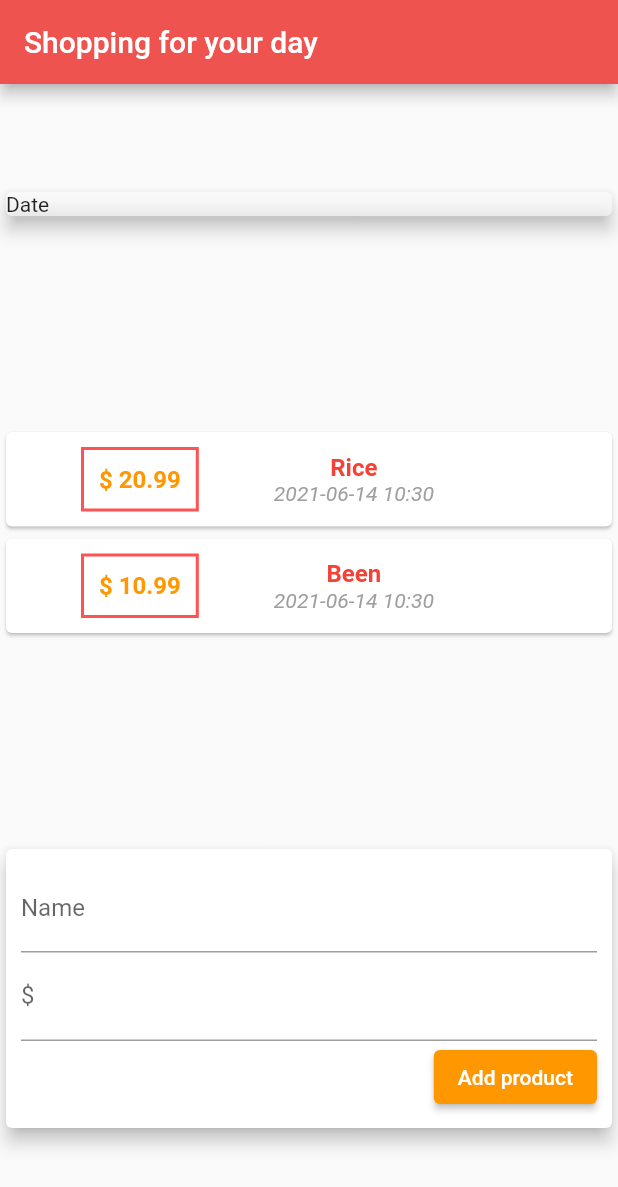
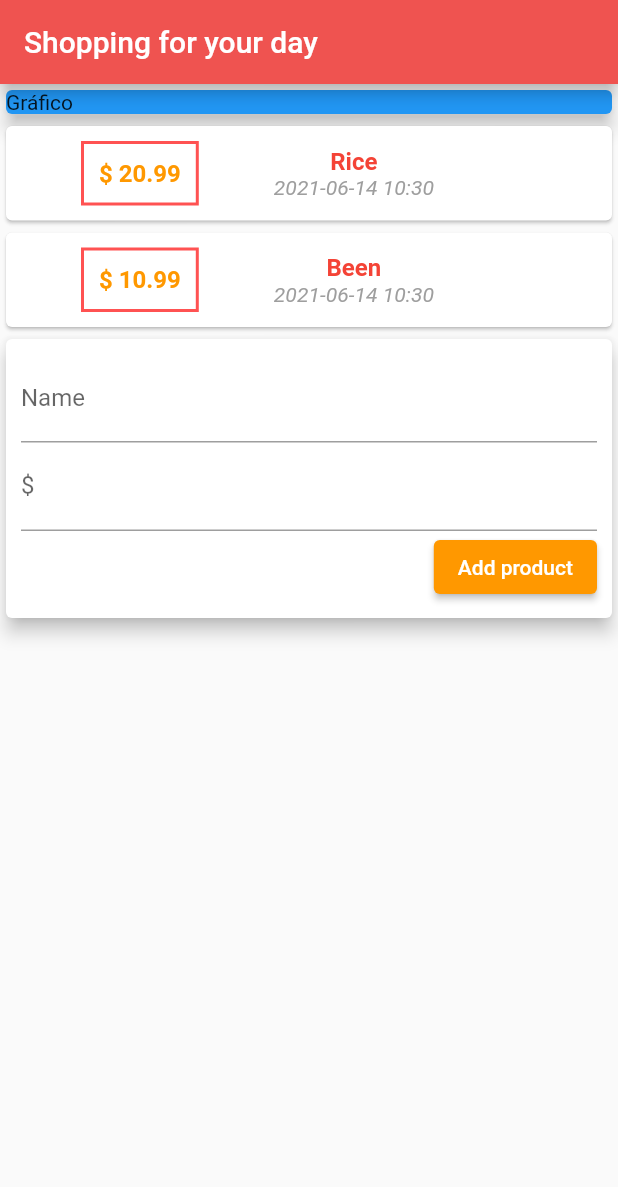
Before and after one commit to Daniel-Fonseca-da-Silva/Project-Supermarket, a Flutter app: the screen it shows after launch, on a phone screen of 412 x 824 dp. Shown: the top 1187 px of the screen. Run offline on Flutter 3.47's test engine with Material 2 defaults, Android fonts, the phone set to English and light mode, and no system bars.

Commit message:
Refactored the main and created the folder components with files tran…

```diff
--- /dev/null
+++ b/lib/components/transaction_form.dart
@@ -0,0 +1,38 @@
+import 'package:flutter/material.dart';
+
+class TransactionForm extends StatelessWidget {
+
+  // Variables
+  final nameController = TextEditingController();
+  final priceController = TextEditingController();
+
+  @override
+  Widget build(BuildContext context) {
+    return Card(
+      elevation: 5,
+      child: Padding(
+          padding: const EdgeInsets.all(10),
+          child: Column(
+            children: [
+              TextField(
+                  controller: nameController,
+                  decoration: InputDecoration(labelText: 'Name')),
+              TextField(
+                  controller: priceController,
+                  decoration: InputDecoration(labelText: '\$')),
+              Row(mainAxisAlignment: MainAxisAlignment.end, children: [
+                ElevatedButton(
+                    child: Text('Add product'),
+                    style: ElevatedButton.styleFrom(
+                      primary: Colors.orange,
+                    ),
+                    onPressed: () {
+                      print(nameController.text);
+                      print(priceController.text);
+                    })
+              ])
+            ]
+          ))
+    );
+  }
+}
--- /dev/null
+++ b/lib/components/transaction_list.dart
@@ -0,0 +1,52 @@
+import 'package:flutter/material.dart';
+import '../models/transaction.dart';
+
+class TransactionList extends StatelessWidget {
+
+  // Variables
+  final List<Transaction> transactions;
+
+  // Constructor
+  TransactionList(this.transactions);
+
+  @override
+  Widget build(BuildContext context) {
+    return Column(
+      children: transactions.map((tr) {
+        // Convert transaction to map
+        return Card(
+            child: Row(children: [
+          Container(
+            margin: EdgeInsets.symmetric(horizontal: 50, vertical: 10),
+            decoration: BoxDecoration(
+                border: Border.all(color: Colors.redAccent, width: 2)),
+            padding: EdgeInsets.all(10),
+            child: Text('\$ ${tr.price.toStringAsFixed(2)}',
+                style: TextStyle(
+                    fontWeight: FontWeight.bold,
+                    fontSize: 16,
+                    color: Colors.orange)),
+          ),
+          Column(
+            children: [
+              Text(
+                tr.name,
+                style: TextStyle(
+                    fontWeight: FontWeight.bold,
+                    fontSize: 16,
+                    color: Colors.red),
+              ),
+              Text(
+                tr.date.toString().substring(0, 16),
+                style: TextStyle(
+                    fontStyle: FontStyle.italic,
+                    fontSize: 14,
+                    color: Colors.grey),
+              )
+            ],
+          )
+        ]));
+      }).toList(),
+    );
+  }
+}
--- /dev/null
+++ b/lib/components/transaction_user.dart
@@ -0,0 +1,26 @@
+import 'package:flutter/material.dart';
+import 'package:supermarket/components/transaction_form.dart';
+import 'package:supermarket/components/transaction_list.dart';
+import '../models/transaction.dart';
+
+class TransactionUser extends StatefulWidget {
+
+  @override
+  _TransactionUserState createState() => _TransactionUserState();
+}
+
+class _TransactionUserState extends State<TransactionUser> {
+
+  final _transactions = {
+    // Calling constructor of transaction
+    Transaction(id: 'p1', name: 'Rice', price: 20.99, date: DateTime.now()),
+
+    Transaction(id: 'p2', name: 'Been', price: 10.99, date: DateTime.now())
+  };
+
+  @override
+  Widget build(BuildContext context) {
+    return Column(
+            children: [TransactionList(_transactions.toList()), TransactionForm()]);
+  }
+}
--- a/lib/main.dart
+++ b/lib/main.dart
@@ -1,5 +1,5 @@
 import 'package:flutter/material.dart';
-import './models/transaction.dart';
+import 'package:supermarket/components/transaction_user.dart';
 
 main() => runApp(new Supermarket());
 
@@ -13,19 +13,6 @@ class Supermarket extends StatelessWidget {
 }
 
 class MyHomePage extends StatelessWidget {
-
-  // Variables
-
-  final nameController = TextEditingController();
-  final priceController = TextEditingController();
-
-  final _transactions = {
-    // Calling constructor of transaction
-    Transaction(id: 'p1', name: 'Rice', price: 20.99, date: DateTime.now()),
-
-    Transaction(id: 'p2', name: 'Been', price: 10.99, date: DateTime.now())
-  };
-
   @override
   Widget build(BuildContext context) {
     return Scaffold(
@@ -33,81 +20,11 @@ class MyHomePage extends StatelessWidget {
           title: Text('Shopping for your day'),
           backgroundColor: Colors.red[400],
         ),
-        body: Column(
-            mainAxisAlignment: MainAxisAlignment.spaceAround,
-            crossAxisAlignment: CrossAxisAlignment.stretch,
-            children: [
-              Container(
-                child: Card(
-                    color: Colors.white60, child: Text('Date'), elevation: 5),
-              ),
-              Column(
-                children: _transactions.map((tr) {
-                  // Convert transaction to map
-                  return Card(
-                      child: Row(children: [
-                    Container(
-                      margin:
-                          EdgeInsets.symmetric(horizontal: 50, vertical: 10),
-                      decoration: BoxDecoration(
-                          border:
-                              Border.all(color: Colors.redAccent, width: 2)),
-                      padding: EdgeInsets.all(10),
-                      child: Text('\$ ${tr.price.toStringAsFixed(2)}',
-                          style: TextStyle(
-                              fontWeight: FontWeight.bold,
-                              fontSize: 16,
-                              color: Colors.orange)),
-                    ),
-                    Column(
-                      children: [
-                        Text(
-                          tr.name,
-                          style: TextStyle(
-                              fontWeight: FontWeight.bold,
-                              fontSize: 16,
-                              color: Colors.red),
-                        ),
-                        Text(
-                          tr.date.toString().substring(0, 16),
-                          style: TextStyle(
-                              fontStyle: FontStyle.italic,
-                              fontSize: 14,
-                              color: Colors.grey),
-                        )
-                      ],
-                    )
-                  ]));
-                }).toList(),
-              ),
-              Card(
-                elevation: 5,
-                child: Padding(
-                    padding: const EdgeInsets.all(10),
-                    child: Column(
-                      children: [
-                        TextField(
-                            controller: nameController,
-                            decoration: InputDecoration(labelText: 'Name')),
-                        TextField(
-                          controller: priceController,
-                          decoration: InputDecoration(labelText: '\$')),
-                        Row(
-                            mainAxisAlignment: MainAxisAlignment.end,
-                            children: [
-                              ElevatedButton(
-                                  child: Text('Add product'),
-                                  style: ElevatedButton.styleFrom(
-                                    primary: Colors.orange,
-                                  ),
-                                  onPressed: () {
-                                    print(nameController.text);
-                                    print(priceController.text);
-                                  })
-                            ])
-                      ],
-                    )),
-              )
-            ]));
+        body: Column(crossAxisAlignment: CrossAxisAlignment.stretch, children: [
+          Container(
+              child: Card(
+                  color: Colors.blue, child: Text('Gráfico'), elevation: 5)),
+          TransactionUser()
+        ]));
   }
 }
```
